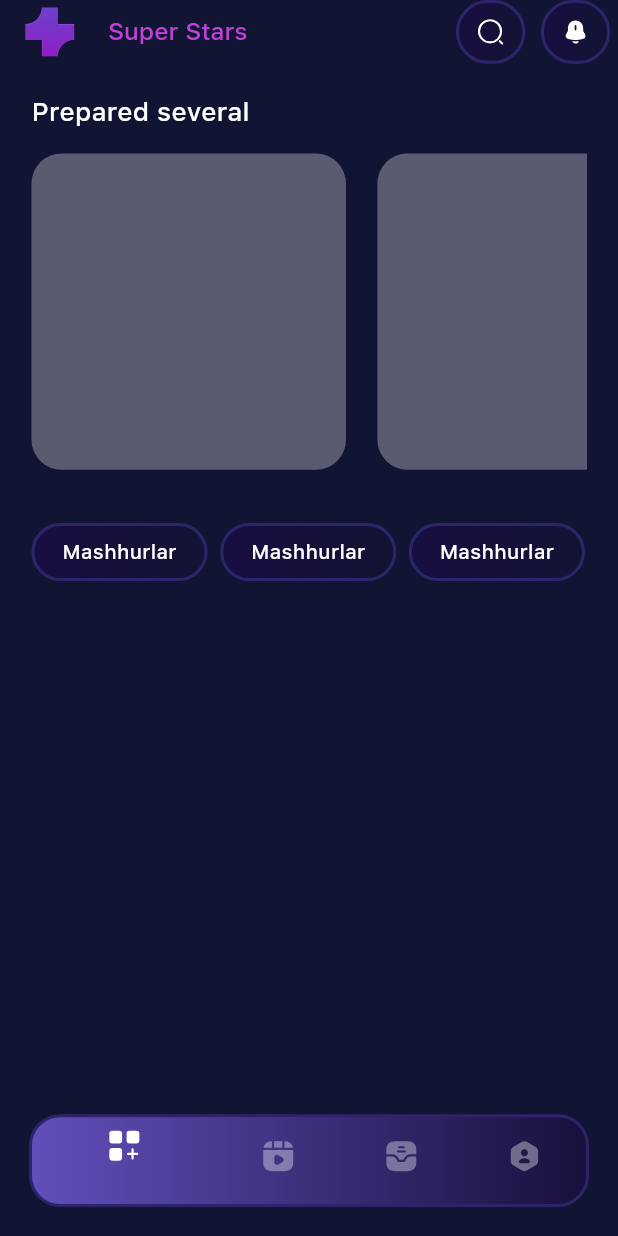
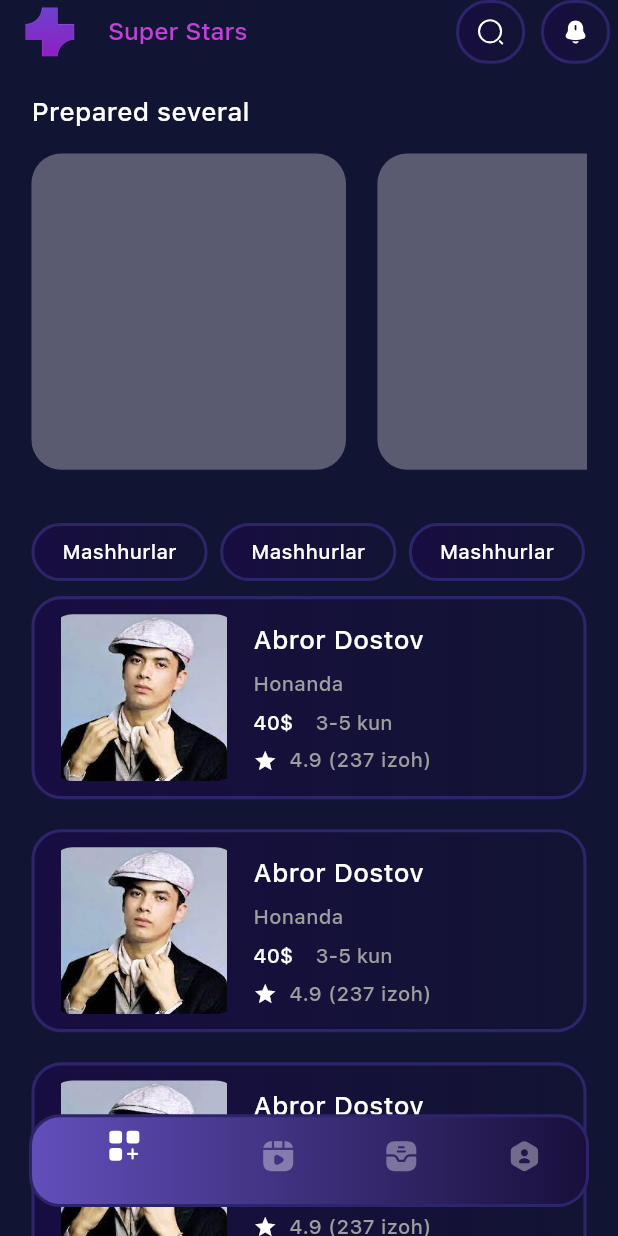
Before and after one commit to azizbek123411/yulduzlar_cosinius, a Flutter app: the screen it shows after launch, on a phone screen of 412 x 824 dp. Run offline on Flutter 3.47's test engine with Material 3 defaults, Android fonts, the phone set to English and light mode, and no system bars; our stand-ins replace bloc, flutter_svg.

```diff
--- a/lib/src/ui/pages/navbar_pages/home_page.dart
+++ b/lib/src/ui/pages/navbar_pages/home_page.dart
@@ -3,6 +3,7 @@ import 'package:yulduzlar_cosinius/src/config/font_size.dart';
 import 'package:yulduzlar_cosinius/src/repository/constants/text_style.dart';
 import 'package:yulduzlar_cosinius/src/repository/utils/creen_utils.dart';
 import 'package:yulduzlar_cosinius/src/repository/utils/space.dart';
+import 'package:yulduzlar_cosinius/src/ui/screens/cards/artist_card.dart';
 import 'package:yulduzlar_cosinius/src/ui/screens/home_page_screens/home_banner.dart';
 import 'package:yulduzlar_cosinius/src/ui/widgets/home_page_widgets/categories.dart';
 
@@ -68,6 +69,10 @@ class _HomepageState extends State<Homepage> {
                   ),
                 ),
               ),
+            const ArtistCard(),
+            const ArtistCard(),
+            const ArtistCard(),
+            const ArtistCard(),
 
 
             ],
--- /dev/null
+++ b/lib/src/ui/screens/cards/artist_card.dart
@@ -0,0 +1,114 @@
+import 'package:flutter/material.dart';
+import 'package:yulduzlar_cosinius/src/config/font_size.dart';
+import 'package:yulduzlar_cosinius/src/repository/constants/text_style.dart';
+import 'package:yulduzlar_cosinius/src/repository/utils/app_padding.dart';
+import 'package:yulduzlar_cosinius/src/repository/utils/creen_utils.dart';
+import 'package:yulduzlar_cosinius/src/repository/utils/space.dart';
+
+import '../../../config/appcolors.dart';
+
+class ArtistCard extends StatelessWidget {
+  const ArtistCard({super.key});
+
+  @override
+  Widget build(BuildContext context) {
+    return Container(
+      margin: Dis.only(bottom: 10, top: 10),
+      padding: Dis.all(10),
+      height: 140.h,
+      width: 390.w,
+      decoration: BoxDecoration(
+        border: Border.all(
+          color: AppColors.color2d256b,
+          width: 2.w,
+        ),
+        borderRadius: BorderRadius.circular(20),
+        gradient: AppColors.mainBackground,
+      ),
+      child: Row(
+        children: [
+          ClipRRect(
+            borderRadius: BorderRadius.circular(15),
+            child: Image.asset(
+              'assets/images/abror_dostov.jpg',
+              height: 120.h,
+              width: 120.w,
+            ),
+          ),
+          WBox(10),
+          Column(
+            mainAxisAlignment: MainAxisAlignment.spaceAround,
+            crossAxisAlignment: CrossAxisAlignment.start,
+            children: [
+              Row(
+                mainAxisAlignment: MainAxisAlignment.start,
+                children: [
+                  Text(
+                    'Abror Dostov',
+                    style: AppTextStyle.instance.w600.copyWith(
+                      fontSize: FontSizeConst.instance.largeFont,
+                      color: Colors.white,
+                    ),
+                  ),
+                ],
+              ),
+              Row(
+                // mainAxisAlignment: MainAxisAlignment.start,
+                children: [
+                  Text(
+
+                    "Honanda",
+                    style: AppTextStyle.instance.w500.copyWith(
+                        fontSize: FontSizeConst.instance.smallFont,
+                        color: Colors.grey),
+                  )
+                ],
+              ),
+              Row(
+                mainAxisAlignment: MainAxisAlignment.end,
+                children: [
+                  RichText(
+                    overflow: TextOverflow.clip ,
+                    textAlign: TextAlign.end,
+                    softWrap: true,
+                    text: TextSpan(
+                        style: AppTextStyle.instance.w500.copyWith(
+                          fontSize: FontSizeConst.instance.smallFont,
+                          color: Colors.white,
+                        ),
+                        text: "40\$",
+                        children: [
+                          TextSpan(
+                              text: "    3-5 kun",
+                              style: AppTextStyle.instance.w500.copyWith(
+                                fontSize: FontSizeConst.instance.smallFont,
+                                color: Colors.grey,
+                              ))
+                        ]),
+                  )
+                ],
+              ),
+              Row(
+                mainAxisAlignment: MainAxisAlignment.start,
+                children: [
+                  const Icon(
+                    Icons.star,
+                    color: Colors.white,
+                    size: 16,
+                  ),
+                  Text(
+                    '  4.9 (237 izoh)',
+                    style: AppTextStyle.instance.w500.copyWith(
+                      fontSize: FontSizeConst.instance.smallFont,
+                      color: Colors.grey,
+                    ),
+                  )
+                ],
+              )
+            ],
+          )
+        ],
+      ),
+    );
+  }
+}
--- a/pubspec.yaml
+++ b/pubspec.yaml
@@ -64,6 +64,7 @@ flutter:
   # To add assets to your application, add an assets section, like this:
   assets:
    - assets/svg/
+   - assets/images/
   #   - images/a_dot_ham.jpeg
 
   # An image asset can refer to one or more resolution-specific "variants", see
```
Also changed, not shown: assets/images/abror_dostov.jpg (added).
